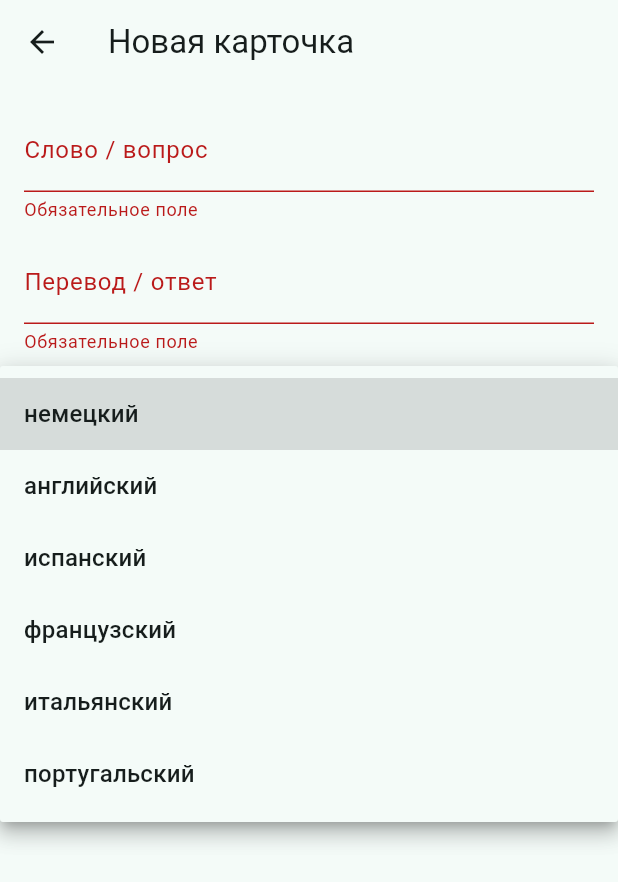
After one commit to EgzodD/smartrecall, a Flutter app: the AddCardScreen screen opened directly, after a tap on "Добавить", after a tap on "немецкий", on a phone screen of 412 x 824 dp. The commit adds this screen. Shown: the top 882 px of the screen. Run offline on Flutter 3.47's test engine with Material 3 defaults, Android fonts, the phone set to English and light mode, and no system bars; our stand-ins replace hive_flutter; accounts and stored records are empty.

Commit message:
Add deck management: create/view/delete own flashcards
- AddCardScreen: form to create a card (front/back/language)
- DeckScreen: lists all cards with next-review date, swipe to delete
- ReviewScreen: new AppBar icon opens the deck

Without this the app was stuck on the 10-word seed deck with no way
to add real content.

```diff
--- /dev/null
+++ b/mobile/lib/screens/add_card_screen.dart
@@ -0,0 +1,89 @@
+import 'package:flutter/material.dart';
+
+import '../models/flashcard.dart';
+
+const supportedLanguages = <String, String>{
+  'de': 'немецкий',
+  'en': 'английский',
+  'es': 'испанский',
+  'fr': 'французский',
+  'it': 'итальянский',
+  'pt': 'португальский',
+};
+
+class AddCardScreen extends StatefulWidget {
+  const AddCardScreen({super.key});
+
+  @override
+  State<AddCardScreen> createState() => _AddCardScreenState();
+}
+
+class _AddCardScreenState extends State<AddCardScreen> {
+  final _formKey = GlobalKey<FormState>();
+  final _frontController = TextEditingController();
+  final _backController = TextEditingController();
+  String _language = 'de';
+
+  @override
+  void dispose() {
+    _frontController.dispose();
+    _backController.dispose();
+    super.dispose();
+  }
+
+  void _save() {
+    if (!_formKey.currentState!.validate()) return;
+    final front = _frontController.text.trim();
+    final card = Flashcard(
+      id: '${DateTime.now().microsecondsSinceEpoch}',
+      lexemeId: front.toLowerCase(),
+      learningLanguage: _language,
+      front: front,
+      back: _backController.text.trim(),
+      dueAt: DateTime.now(),
+    );
+    Navigator.of(context).pop(card);
+  }
+
+  @override
+  Widget build(BuildContext context) {
+    return Scaffold(
+      appBar: AppBar(title: const Text('Новая карточка')),
+      body: Padding(
+        padding: const EdgeInsets.all(16),
+        child: Form(
+          key: _formKey,
+          child: Column(
+            crossAxisAlignment: CrossAxisAlignment.stretch,
+            children: [
+              TextFormField(
+                controller: _frontController,
+                decoration: const InputDecoration(labelText: 'Слово / вопрос'),
+                validator: (v) => (v == null || v.trim().isEmpty) ? 'Обязательное поле' : null,
+                autofocus: true,
+              ),
+              const SizedBox(height: 12),
+              TextFormField(
+                controller: _backController,
+                decoration: const InputDecoration(labelText: 'Перевод / ответ'),
+                validator: (v) => (v == null || v.trim().isEmpty) ? 'Обязательное поле' : null,
+              ),
+              const SizedBox(height: 12),
+              DropdownButtonFormField<String>(
+                initialValue: _language,
+                decoration: const InputDecoration(labelText: 'Язык'),
+                items: [
+                  for (final entry in supportedLanguages.entries)
+                    DropdownMenuItem(value: entry.key, child: Text(entry.value)),
+                ],
+                onChanged: (v) => setState(() => _language = v!),
+              ),
+              const SizedBox(height: 24),
+              FilledButton(onPressed: _save, child: const Text('Добавить')),
+            ],
+          ),
+        ),
+      ),
+    );
+  }
+}
--- a/mobile/lib/services/storage_service.dart
+++ b/mobile/lib/services/storage_service.dart
@@ -28,4 +28,6 @@ class StorageService {
   Future<void> putAll(Iterable<Flashcard> cards) => _box.putAll({
         for (final c in cards) c.id: c.toMap(),
       });
+
+  Future<void> delete(String id) => _box.delete(id);
 }
```
Also changed, not shown: mobile/lib/screens/deck_screen.dart (added, +90 -0 lines), mobile/lib/screens/review_screen.dart (+14 -1 lines).
